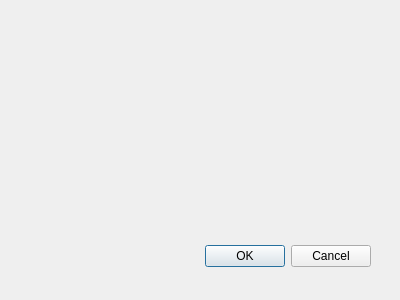
This is message.ui in RobertKrajewski/Sync-my-L2P as Qt 5 draws it before an edit. The edited form follows.
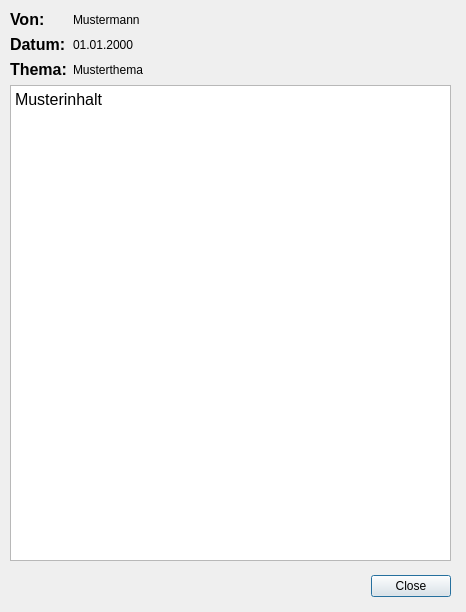
This is the edited form.

The edit to the form file:
```diff
--- a/message.ui
+++ b/message.ui
@@ -8,19 +8,37 @@
    <rect>
     <x>0</x>
     <y>0</y>
-    <width>400</width>
-    <height>300</height>
+    <width>466</width>
+    <height>612</height>
    </rect>
   </property>
+  <property name="sizePolicy">
+   <sizepolicy hsizetype="Fixed" vsizetype="Fixed">
+    <horstretch>0</horstretch>
+    <verstretch>0</verstretch>
+   </sizepolicy>
+  </property>
+  <property name="minimumSize">
+   <size>
+    <width>466</width>
+    <height>612</height>
+   </size>
+  </property>
+  <property name="maximumSize">
+   <size>
+    <width>466</width>
+    <height>612</height>
+   </size>
+  </property>
   <property name="windowTitle">
    <string>Dialog</string>
   </property>
   <widget name="buttonBox" class="QDialogButtonBox">
    <property name="geometry">
     <rect>
-     <x>30</x>
-     <y>240</y>
-     <width>341</width>
+     <x>360</x>
+     <y>570</y>
+     <width>91</width>
      <height>32</height>
     </rect>
    </property>
@@ -28,9 +46,118 @@
     <enum>Qt::Horizontal</enum>
    </property>
    <property name="standardButtons">
-    <set>QDialogButtonBox::Cancel|QDialogButtonBox::Ok</set>
+    <set>QDialogButtonBox::Close</set>
    </property>
   </widget>
+  <widget class="QWidget" name="gridLayoutWidget">
+   <property name="geometry">
+    <rect>
+     <x>10</x>
+     <y>10</y>
+     <width>441</width>
+     <height>551</height>
+    </rect>
+   </property>
+   <layout class="QGridLayout" name="gridLayout">
+    <item row="0" column="0">
+     <layout class="QVBoxLayout" name="verticalLayout_3">
+      <item>
+       <layout class="QFormLayout" name="formLayout">
+        <property name="fieldGrowthPolicy">
+         <enum>QFormLayout::AllNonFixedFieldsGrow</enum>
+        </property>
+        <item row="0" column="0">
+         <widget class="QLabel" name="from_label">
+          <property name="font">
+           <font>
+            <pointsize>12</pointsize>
+            <weight>75</weight>
+            <bold>true</bold>
+           </font>
+          </property>
+          <property name="text">
+           <string>Von:</string>
+          </property>
+         </widget>
+        </item>
+        <item row="0" column="1">
+         <widget class="QLabel" name="author_label">
+          <property name="text">
+           <string>Mustermann</string>
+          </property>
+         </widget>
+        </item>
+        <item row="1" column="0">
+         <widget class="QLabel" name="date_label">
+          <property name="font">
+           <font>
+            <pointsize>12</pointsize>
+            <weight>75</weight>
+            <bold>true</bold>
+           </font>
+          </property>
+          <property name="text">
+           <string>Datum:</string>
+          </property>
+         </widget>
+        </item>
+        <item row="1" column="1">
+         <widget class="QLabel" name="dates_label">
+          <property name="text">
+           <string>01.01.2000</string>
+          </property>
+         </widget>
+        </item>
+        <item row="2" column="0">
+         <widget class="QLabel" name="topic_label">
+          <property name="font">
+           <font>
+            <pointsize>12</pointsize>
+            <weight>75</weight>
+            <bold>true</bold>
+           </font>
+          </property>
+          <property name="text">
+           <string>Thema:</string>
+          </property>
+         </widget>
+        </item>
+        <item row="2" column="1">
+         <widget class="QLabel" name="subject_label">
+          <property name="text">
+           <string>Musterthema</string>
+          </property>
+          <property name="wordWrap">
+           <bool>true</bool>
+          </property>
+         </widget>
+        </item>
+       </layout>
+      </item>
+      <item>
+       <widget class="QTextBrowser" name="message_body">
+        <property name="documentTitle">
+         <string notr="true"/>
+        </property>
+        <property name="html">
+         <string notr="true">&lt;!DOCTYPE HTML PUBLIC &quot;-//W3C//DTD HTML 4.0//EN&quot; &quot;http://www.w3.org/TR/REC-html40/strict.dtd&quot;&gt;
+&lt;html&gt;&lt;head&gt;&lt;meta name=&quot;qrichtext&quot; content=&quot;1&quot; /&gt;&lt;style type=&quot;text/css&quot;&gt;
+p, li { white-space: pre-wrap; }
+&lt;/style&gt;&lt;/head&gt;&lt;body style=&quot; font-family:'Cantarell'; font-size:11pt; font-weight:400; font-style:normal;&quot;&gt;
+&lt;p style=&quot; margin-top:0px; margin-bottom:0px; margin-left:0px; margin-right:0px; -qt-block-indent:0; text-indent:0px;&quot;&gt;&lt;span style=&quot; font-size:12pt;&quot;&gt;Musterinhalt&lt;/span&gt;&lt;/p&gt;&lt;/body&gt;&lt;/html&gt;</string>
+        </property>
+        <property name="searchPaths">
+         <stringlist notr="true"/>
+        </property>
+        <property name="openExternalLinks">
+         <bool>true</bool>
+        </property>
+       </widget>
+      </item>
+     </layout>
+    </item>
+   </layout>
+  </widget>
  </widget>
  <pixmapfunction/>
  <resources/>
```
Left out of the diff: 11 changed lines with no effect on the pictures.
